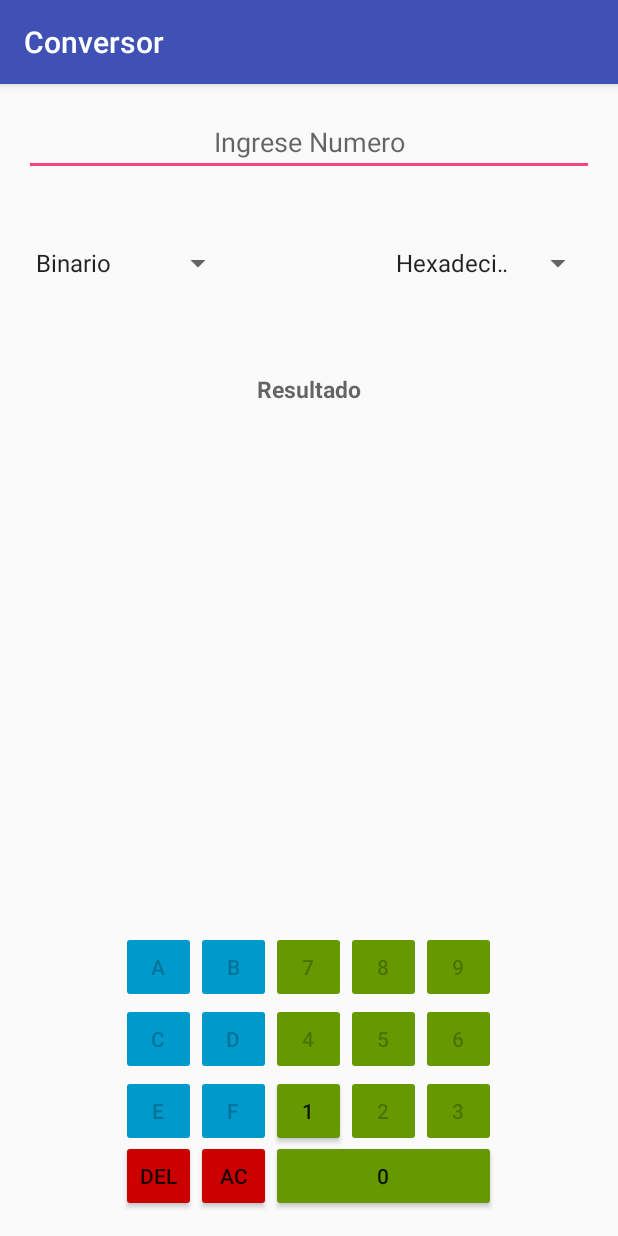
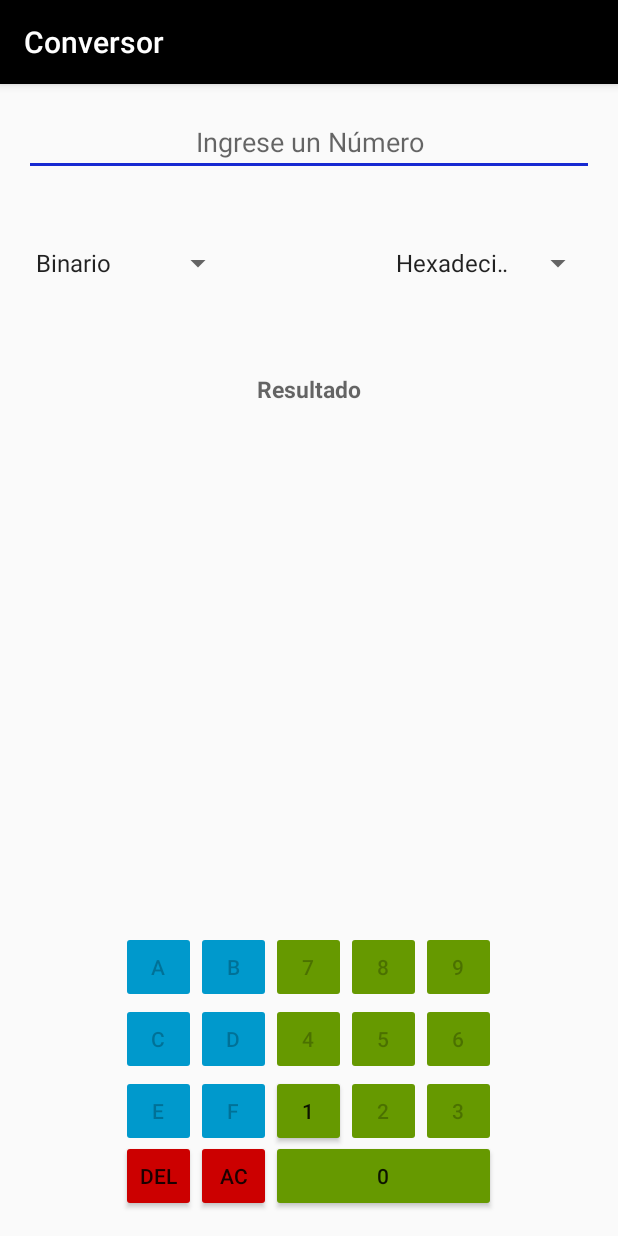
Before and after one commit to juansebasoz/Conversor, an Android app: the screen it shows after launch (MainActivity), on a phone screen of 412 x 824 dp. Run offline under Robolectric (Android 15) with nearby library versions, the phone set to English and light mode, and no system bars.

Commit message:
Implemento Internacionalizacion
elimino lineas de codigo innecesarias e implemento la
internacionalizacion

```diff
--- a/build.gradle
+++ b/build.gradle
@@ -5,7 +5,7 @@ buildscript {
         jcenter()
     }
     dependencies {
-        classpath 'com.android.tools.build:gradle:2.2.3'
+        classpath 'com.android.tools.build:gradle:2.3.0'
 
         // NOTE: Do not place your application dependencies here; they belong
         // in the individual module build.gradle files
--- a/conversor/src/main/java/Logica/Conversor.java
+++ b/conversor/src/main/java/Logica/Conversor.java
@@ -191,14 +191,10 @@ public class Conversor {
     /// HEXADECIMAL//////////////////////////////////////////////////////////////////////////////////
     private String hexadecimal_decimal(String hexadecimal) {
         BigInteger decimal = BigInteger.ZERO;
-        hexadecimal = hexadecimal.toUpperCase();
         String letra = "ABCDEF";
         BigInteger tam = new BigInteger("" + hexadecimal.length());
         BigInteger nums[] = new BigInteger[tam.intValue()];
 
-        // for (BigInteger i = BigInteger.ZERO; i.compareTo(tam) < 0; i =
-        // i.add(BigInteger.ONE))
-        // nums[i.intValue()] = BigInteger.ZERO;
         for (BigInteger i = BigInteger.ZERO; i.compareTo(tam) < 0; i = i.add(BigInteger.ONE)) {
             for (BigInteger j = BigInteger.ZERO; j.compareTo(new BigInteger("" + letra.length())) < 0; j = j
                     .add(BigInteger.ONE)) {
@@ -229,13 +225,6 @@ public class Conversor {
     }
     ////////////////////////////////////////////////////////////////////////////////////////////////
 
-    private String invertir(String numero) {
-        String resultado = "";
-        for (int i = numero.length() - 1; i >= 0; i--)
-            resultado += numero.charAt(i);
-        return resultado;
-    }
-
     private String resolver(String numero, BigInteger base) {
         BigInteger resultado = BigInteger.ZERO;
         for (BigInteger i = new BigInteger("" + (numero.length() - 1)), j = BigInteger.ZERO; i
@@ -245,4 +234,11 @@ public class Conversor {
         return resultado.toString();
     }
 
+    private String invertir(String numero) {
+        String resultado = "";
+        for (int i = numero.length() - 1; i >= 0; i--)
+            resultado += numero.charAt(i);
+        return resultado;
+    }
+
 }
--- a/conversor/src/main/java/com/app/fmont/conversor/MainActivity.java
+++ b/conversor/src/main/java/com/app/fmont/conversor/MainActivity.java
@@ -2,7 +2,6 @@ package com.app.fmont.conversor;
 
 import android.support.v7.app.AppCompatActivity;
 import android.os.Bundle;
-import android.text.InputFilter;
 import android.text.InputType;
 import android.view.View;
 import android.widget.AdapterView;
@@ -12,7 +11,6 @@ import android.widget.EditText;
 import android.widget.Spinner;
 import android.widget.TextView;
 
-import java.math.BigInteger;
 import java.util.ArrayList;
 import java.util.List;
 
@@ -41,10 +39,10 @@ public class MainActivity extends AppCompatActivity implements View.OnClickListe
 
         spnOpciones_1 = (Spinner) findViewById(R.id.spnOpciones_1);
         List lista = new ArrayList();
-        lista.add("Binario");
-        lista.add("Octal");
-        lista.add("Decimal");
-        lista.add("Hexadecimal");
+        lista.add(getResources().getString(R.string.item_1));
+        lista.add(getResources().getString(R.string.item_2));
+        lista.add(getResources().getString(R.string.item_3));
+        lista.add(getResources().getString(R.string.item_4));
         ArrayAdapter adaptador = new ArrayAdapter(this, android.R.layout.simple_dropdown_item_1line, lista);
         adaptador.setDropDownViewResource(android.R.layout.simple_spinner_dropdown_item);
         spnOpciones_1.setAdapter(adaptador);
@@ -58,19 +56,15 @@ public class MainActivity extends AppCompatActivity implements View.OnClickListe
 
                 if(opcion1 == 0){
                     binario();
-                    limiteTxt(63);
                     txtNumero.setText(conversor.opciones(auxiliar,opciones(aux,3)));
                 }else if(opcion1 == 1){
                     octal();
-                    limiteTxt(21);
                     txtNumero.setText(conversor.opciones(auxiliar,opciones(aux,2)));
                 }else if(opcion1 == 2){
                     decimal();
-                    limiteTxt(19);
                     txtNumero.setText(conversor.opciones(auxiliar,opciones(aux,1)));
                 }else if(opcion1 == 3){
                     hexadecimal();
-                    limiteTxt(16);
                     txtNumero.setText(conversor.opciones(auxiliar,opciones(aux,0)));
                 }
             }
@@ -83,10 +77,10 @@ public class MainActivity extends AppCompatActivity implements View.OnClickListe
 
         spnOpciones_2 = (Spinner) findViewById(R.id.spnOpciones_2);
         List lista1 = new ArrayList();
-        lista1.add("Hexadecimal");
-        lista1.add("Decimal");
-        lista1.add("Octal");
-        lista1.add("Binario");
+        lista1.add(getResources().getString(R.string.item_4));
+        lista1.add(getResources().getString(R.string.item_3));
+        lista1.add(getResources().getString(R.string.item_2));
+        lista1.add(getResources().getString(R.string.item_1));
         ArrayAdapter adaptador1 = new ArrayAdapter(this, android.R.layout.simple_dropdown_item_1line, lista1);
         adaptador1.setDropDownViewResource(android.R.layout.simple_spinner_dropdown_item);
         spnOpciones_2.setAdapter(adaptador1);
@@ -362,23 +356,9 @@ public class MainActivity extends AppCompatActivity implements View.OnClickListe
     }
 
     private void convertir(){
-        if(opcion1 == 2){
-            if(!txtNumero.getText().toString().isEmpty()) {
-                BigInteger limite = new BigInteger(txtNumero.getText().toString());
-                if (BigInteger.valueOf(Long.MAX_VALUE).compareTo(limite) >= 0)
-                    txtResultado.setText(conversor.opciones(txtNumero.getText().toString(), opciones(opcion1, opcion2)));
-                else
-                    txtNumero.setText(txtNumero.getText().toString().substring(0,txtNumero.length()-1));
-            }
-        }else {
-            txtResultado.setText(conversor.opciones(txtNumero.getText().toString(), opciones(opcion1, opcion2)));
-        }
+        txtResultado.setText(conversor.opciones(txtNumero.getText().toString(), opciones(opcion1, opcion2)));
         if(opciones(opcion1, opcion2) == -1)
             txtResultado.setText(txtNumero.getText());
     }
 
-    private void limiteTxt(int length){
-        txtNumero.setFilters( new InputFilter[] {new InputFilter.LengthFilter(length)});
-    }
-
 }
--- a/conversor/src/main/res/layout/activity_main.xml
+++ b/conversor/src/main/res/layout/activity_main.xml
@@ -16,7 +16,7 @@
         android:inputType="number"
         android:ems="10"
         android:id="@+id/txtNumero"
-        android:hint="Ingrese Numero"
+        android:hint="@string/txtNumero"
         android:layout_alignParentTop="true"
         android:layout_alignParentLeft="true"
         android:layout_alignParentStart="true"
@@ -234,7 +234,7 @@
         android:layout_width="wrap_content"
         android:id="@+id/txtResultado"
         android:gravity="center_vertical|center_horizontal"
-        android:hint="Resultado"
+        android:hint="@string/txtResultado"
         android:textColor="@android:color/black"
         android:textStyle="normal|bold"
         android:textSize="15sp"
--- a/conversor/src/main/res/values/colors.xml
+++ b/conversor/src/main/res/values/colors.xml
@@ -1,6 +1,6 @@
 <?xml version="1.0" encoding="utf-8"?>
 <resources>
-    <color name="colorPrimary">#3F51B5</color>
-    <color name="colorPrimaryDark">#303F9F</color>
-    <color name="colorAccent">#FF4081</color>
+    <color name="colorPrimary">#000000</color>
+    <color name="colorPrimaryDark">#000000</color>
+    <color name="colorAccent">#1629d1</color>
 </resources>
--- a/conversor/src/main/res/values/strings.xml
+++ b/conversor/src/main/res/values/strings.xml
@@ -1,3 +1,9 @@
 <resources>
     <string name="app_name">Conversor</string>
+    <string name="item_1">Binario</string>
+    <string name="item_2">Octal</string>
+    <string name="item_3">Decimal</string>
+    <string name="item_4">Hexadecimal</string>
+    <string name="txtNumero">Ingrese un Número</string>
+    <string name="txtResultado">Resultado</string>
 </resources>
```
Also changed, not shown: gradle/wrapper/gradle-wrapper.properties, 1 other file.
